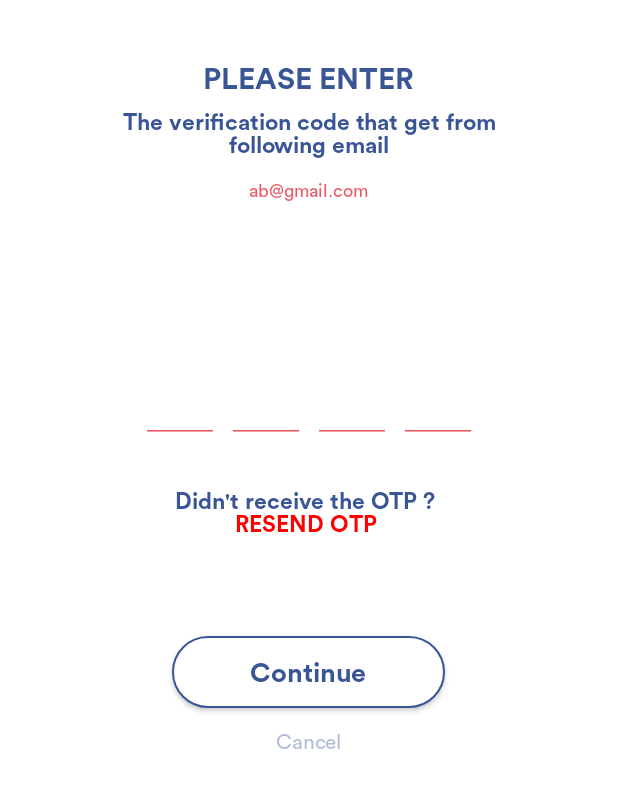
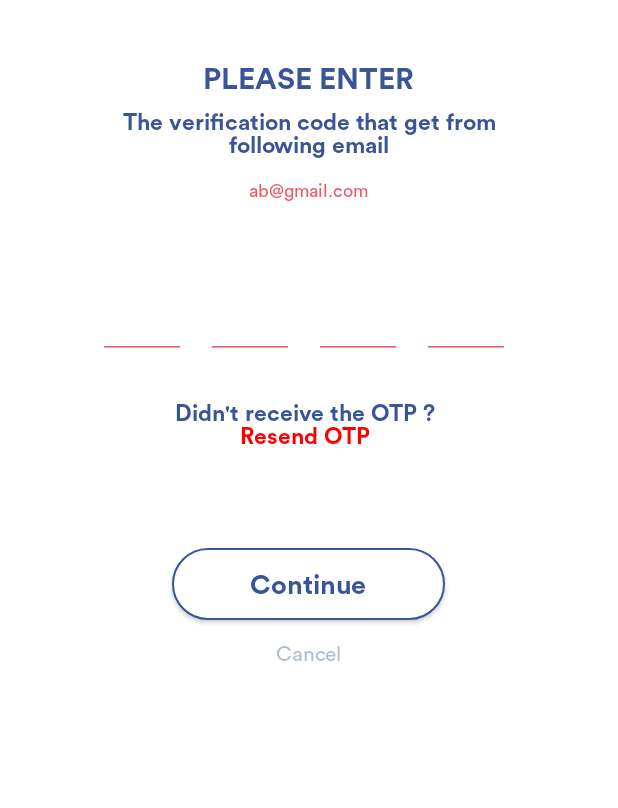
Before and after one commit to ParvinderMaan/TeleMedDoctorApplication, an Android app: the fragment OneTimePasswordFragment placed in its activity, on a phone screen of 412 x 824 dp, the part 208-1016 px from its top. Run offline under Robolectric (Android 15) with nearby library versions, the phone set to English and light mode, and no system bars; our stand-ins replace sdp/ssp sizes.

```diff
--- a/app/src/main/java/com/telemed/doctor/filepicker/FilePickerActivity.java
+++ b/app/src/main/java/com/telemed/doctor/filepicker/FilePickerActivity.java
@@ -122,11 +122,7 @@ public class FilePickerActivity extends BaseActivity {
             }
         });
 
-
-
         mProgressBar = (ProgressBar) findViewById(R.id.pb_file_pick);
-
-
 
 
     }
--- a/app/src/main/java/com/telemed/doctor/password/OneTimePasswordFragment.java
+++ b/app/src/main/java/com/telemed/doctor/password/OneTimePasswordFragment.java
@@ -61,34 +61,34 @@ public class OneTimePasswordFragment extends BaseFragment {
     @Override
     public void onViewCreated(@NonNull View v, @Nullable Bundle savedInstanceState) {
         super.onViewCreated(v, savedInstanceState);
+        initView(v);
+        initListener();
+
+
+    }
+
+    private void initView(View v) {
         edtOtpOne = v.findViewById(R.id.edt_otp_one);
         edtOtpTwo = v.findViewById(R.id.edt_otp_two);
         edtOtpThree = v.findViewById(R.id.edt_otp_three);
         edtOtpFour = v.findViewById(R.id.edt_otp_four);
-
         btnContinue=v.findViewById(R.id.btn_continue);
 
+    }
+
+    private void initListener() {
         btnContinue.setOnClickListener(new View.OnClickListener() {
             @Override
             public void onClick(View v) {
 
                 if(mFragmentListener!=null)
-                  mFragmentListener.showFragment("SignUpIIFragment",null);
+                    mFragmentListener.showFragment("SignUpIIFragment",null);
 
             }
         });
 
 
-        edtOtpFour.setOnEditorActionListener(
-                new EditText.OnEditorActionListener() {
-                    @Override
-                    public boolean onEditorAction(TextView v, int actionId, KeyEvent event) {
-                        if (actionId == EditorInfo.IME_ACTION_GO){
-                            attemptVerfication();
-                        }
-                        return false;
-                    }
-                });
+
 
         edtOtpOne.addTextChangedListener(new TextWatcher() {
 
@@ -135,6 +135,7 @@ public class OneTimePasswordFragment extends BaseFragment {
                 if(s.length()==0) edtOtpTwo.requestFocus();
             }
         });
+
         edtOtpFour.addTextChangedListener(new TextWatcher() {
 
             @Override
@@ -148,8 +149,21 @@ public class OneTimePasswordFragment extends BaseFragment {
                 if(s.length()==0) edtOtpThree.requestFocus();
             }
         });
+
+        edtOtpFour.setOnEditorActionListener(
+                new EditText.OnEditorActionListener() {
+                    @Override
+                    public boolean onEditorAction(TextView v, int actionId, KeyEvent event) {
+                        if (actionId == EditorInfo.IME_ACTION_GO){
+                            attemptVerfication();
+                        }
+                        return false;
+                    }
+                });
+
+
+
     }
-
 
 
     private void attemptVerfication() {
--- a/app/src/main/res/layout/fragment_one_time_password.xml
+++ b/app/src/main/res/layout/fragment_one_time_password.xml
@@ -57,7 +57,7 @@
                 android:layout_height="wrap_content"
                 android:layout_gravity="center"
                 android:layout_marginTop="@dimen/_30sdp"
-                android:text="PLEASE ENTER"
+                android:text="@string/title_please_enter"
                 android:textAlignment="center"
                 android:textColor="@color/colorBlue"
                 android:textSize="20sp"
@@ -68,111 +68,141 @@
                 android:layout_width="wrap_content"
                 android:layout_height="wrap_content"
                 android:layout_gravity="center"
+                android:layout_marginStart="@dimen/_50sdp"
+                android:layout_marginTop="@dimen/_5sdp"
+                android:layout_marginEnd="@dimen/_50sdp"
                 android:lines="2"
-                android:layout_marginStart="@dimen/_50sdp"
-                android:layout_marginEnd="@dimen/_50sdp"
-                android:layout_marginTop="@dimen/_5sdp"
-                android:text="The verification code that get from following email"
+                android:text="@string/title_verification_code"
                 android:textAlignment="center"
                 android:textColor="@color/colorBlue"
                 android:textSize="@dimen/_12sdp"
                 android:textStyle="bold" />
+
             <androidx.appcompat.widget.AppCompatTextView
                 android:id="@+id/tv___"
-                android:layout_marginTop="@dimen/_10sdp"
                 android:layout_width="wrap_content"
                 android:layout_height="wrap_content"
                 android:layout_gravity="center"
+                android:layout_marginStart="@dimen/_50sdp"
+                android:layout_marginTop="@dimen/_10sdp"
+                android:layout_marginEnd="@dimen/_50sdp"
                 android:lines="1"
-                android:layout_marginStart="@dimen/_50sdp"
-                android:layout_marginEnd="@dimen/_50sdp"
                 android:text="ab@gmail.com"
                 android:textAlignment="center"
                 android:textColor="@color/colorRed"
                 android:textSize="12sp"
                 android:textStyle="normal" />
+
             <Space
                 android:id="@+id/space_empty"
                 android:layout_width="match_parent"
                 android:layout_height="@dimen/_30sdp" />
 
             <LinearLayout
-                android:orientation="horizontal"
+                android:id="@+id/ll_otp"
+                android:layout_width="match_parent"
+                android:layout_height="wrap_content"
                 android:gravity="center"
-                android:layout_marginTop="@dimen/_20sdp"
-                android:layout_width="match_parent"
-                android:layout_height="wrap_content">
-                <androidx.appcompat.widget.AppCompatEditText
-                    android:id="@+id/edt_otp_one"
-                    android:layout_width="wrap_content"
-                    android:layout_height="wrap_content"
-                    android:imeOptions="actionDone"
-                    android:inputType="textPassword"
-                    android:longClickable="false"
-                    android:maxLines="1"
-                    android:maxLength="1"
-                    android:padding="@dimen/_20sdp"
-                    android:text=""
-                    android:layout_margin="@dimen/_2sdp"
+                android:orientation="horizontal">
 
-                    android:textSize="34sp"
-                    android:textColor="@color/colorRed"
-                    android:textColorHint="@color/colorLightBlue"
-                    app:backgroundTint="@color/colorRed"
-                    />
-                <androidx.appcompat.widget.AppCompatEditText
-                    android:id="@+id/edt_otp_two"
-                    android:layout_width="wrap_content"
-                    android:layout_height="wrap_content"
-                    android:imeOptions="actionDone"
-                    android:inputType="textPassword"
-                    android:longClickable="false"
-                    android:maxLines="1"
-                    android:layout_margin="@dimen/_2sdp"
+                <LinearLayout
+                    android:id="@+id/ll_otp_one"
+                    android:layout_width="@dimen/_50sdp"
+                    android:layout_height="@dimen/_50sdp"
+                    android:gravity="center">
 
-                    android:maxLength="1"
-                    android:padding="@dimen/_20sdp"
-                    android:text=""
-                    android:textSize="34sp"
+                    <androidx.appcompat.widget.AppCompatEditText
+                        android:id="@+id/edt_otp_one"
+                        android:layout_width="match_parent"
+                        android:layout_height="match_parent"
+                        android:layout_marginEnd="@dimen/_5sdp"
+                        android:imeOptions="actionNext"
+                        android:inputType="numberPassword"
+                        android:maxLength="1"
+                        android:text=""
+                        android:textAlignment="center"
+                        android:textColor="@color/colorRed"
+                        android:textStyle="bold"
+                        app:backgroundTint="@color/colorRed" />
+                </LinearLayout>
 
-                    android:textColor="@color/colorRed"
-                    android:textColorHint="@color/colorLightBlue"
-                    app:backgroundTint="@color/colorRed"
-                    />
-                <androidx.appcompat.widget.AppCompatEditText
-                    android:id="@+id/edt_otp_three"
-                    android:layout_width="wrap_content"
-                    android:layout_height="wrap_content"
-                    android:imeOptions="actionDone"
-                    android:inputType="textPassword"
-                    android:longClickable="false"
-                    android:maxLines="1"
-                    android:textSize="34sp"
-                    android:layout_margin="@dimen/_2sdp"
+                <Space
+                    android:layout_width="@dimen/_5sdp"
+                    android:layout_height="match_parent" />
 
-                    android:maxLength="1"
-                    android:padding="@dimen/_20sdp"
-                    android:text=""
-                    app:backgroundTint="@color/colorRed"
-                    android:textColor="@color/colorRed"
-                    android:textColorHint="@color/colorLightBlue" />
+                <LinearLayout
+                    android:id="@+id/ll_otp_two"
+                    android:layout_width="@dimen/_50sdp"
+                    android:layout_height="@dimen/_50sdp"
+                    android:gravity="center">
 
-                <androidx.appcompat.widget.AppCompatEditText
-                    android:id="@+id/edt_otp_four"
-                    android:layout_width="wrap_content"
-                    android:layout_height="wrap_content"
-                    android:imeOptions="actionDone"
-                    android:inputType="textPassword"
-                    android:longClickable="false"
-                    android:maxLines="1"
-                    android:maxLength="1"
-                    android:text=""
-                    android:textSize="34sp"
-                    android:layout_margin="@dimen/_2sdp"
-                    android:padding="@dimen/_20sdp"
-                    android:textColor="@color/colorRed"
-                    android:textColorHint="@color/colorLightBlue"
-                    app:backgroundTint="@color/colorRed" />
+                    <EditText
+                        android:id="@+id/edt_otp_two"
+                        android:layout_width="match_parent"
+                        android:layout_height="match_parent"
+                        android:layout_marginEnd="@dimen/_5sdp"
+                        android:imeOptions="actionNext"
+                        android:inputType="numberPassword"
+                        android:maxLength="1"
+                        android:text=""
+
+                        android:textAlignment="center"
+                        android:textColor="@color/colorRed"
+                        android:textStyle="bold"
+                        app:backgroundTint="@color/colorRed" />
+                </LinearLayout>
+
+                <Space
+                    android:layout_width="@dimen/_5sdp"
+                    android:layout_height="match_parent" />
+
+                <LinearLayout
+                    android:id="@+id/ll_otp_three"
+                    android:layout_width="@dimen/_50sdp"
+                    android:layout_height="@dimen/_50sdp"
+                    android:gravity="center">
+
+                    <EditText
+                        android:id="@+id/edt_otp_three"
+                        android:layout_width="match_parent"
+                        android:layout_height="match_parent"
+                        android:layout_marginEnd="@dimen/_5sdp"
+                        android:imeOptions="actionNext"
+                        android:inputType="numberPassword"
+                        android:maxLength="1"
+                        android:text=""
+                        android:textAlignment="center"
+                        android:textColor="@color/colorRed"
+
+                        android:textStyle="bold"
+                        app:backgroundTint="@color/colorRed" />
+                </LinearLayout>
+
+                <Space
+                    android:layout_width="@dimen/_5sdp"
+                    android:layout_height="match_parent" />
+
+                <LinearLayout
+                    android:id="@+id/ll_otp_four"
+                    android:layout_width="@dimen/_50sdp"
+                    android:layout_height="@dimen/_50sdp"
+                    android:gravity="center">
+
+                    <EditText
+                        android:id="@+id/edt_otp_four"
+                        android:layout_width="match_parent"
+                        android:layout_height="match_parent"
+                        android:layout_marginEnd="@dimen/_5sdp"
+                        android:imeOptions="actionGo"
+                        android:inputType="numberPassword"
+                        android:maxLength="1"
+                        android:text=""
+                        android:textAlignment="center"
+                        android:textColor="@color/colorRed"
+                        android:textStyle="bold"
+                        app:backgroundTint="@color/colorRed" />
+                </LinearLayout>
+
             </LinearLayout>
 
             <androidx.appcompat.widget.AppCompatTextView
@@ -180,8 +210,8 @@
                 android:layout_height="wrap_content"
                 android:layout_gravity="center"
                 android:layout_marginStart="@dimen/_50sdp"
+                android:layout_marginTop="@dimen/_20sdp"
                 android:layout_marginEnd="@dimen/_50sdp"
-                android:layout_marginTop="@dimen/_20sdp"
                 android:text="@string/title_resend_otp"
                 android:textAlignment="center"
                 android:textColor="@color/colorBlue"
@@ -209,7 +239,6 @@
                 android:id="@+id/tv_cancel"
                 android:layout_width="wrap_content"
                 android:layout_height="wrap_content"
-
                 android:layout_gravity="center"
                 android:layout_marginBottom="@dimen/_20sdp"
                 android:longClickable="false"
--- a/app/src/main/res/mipmap-anydpi-v26/ic_launcher.xml
+++ /dev/null
@@ -1,5 +0,0 @@
-<?xml version="1.0" encoding="utf-8"?>
-<adaptive-icon xmlns:android="http://schemas.android.com/apk/res/android">
-    <background android:drawable="@drawable/ic_launcher_background" />
-    <foreground android:drawable="@drawable/ic_launcher_foreground" />
-</adaptive-icon>
--- a/app/src/main/res/mipmap-anydpi-v26/ic_launcher_round.xml
+++ /dev/null
@@ -1,5 +0,0 @@
-<?xml version="1.0" encoding="utf-8"?>
-<adaptive-icon xmlns:android="http://schemas.android.com/apk/res/android">
-    <background android:drawable="@drawable/ic_launcher_background" />
-    <foreground android:drawable="@drawable/ic_launcher_foreground" />
-</adaptive-icon>
--- a/app/src/main/res/values/strings.xml
+++ b/app/src/main/res/values/strings.xml
@@ -31,6 +31,26 @@
 
 
     <!--    SignUpIIIFragment-->
+    <string name="title_additional_info">Additional info</string>
+    <string name="title_medical_degree">Medical Degree</string>
+    <string name="title_where">Where</string>
+    <string name="title_other_degrees">Other Degrees</string>
+    <string name="title_dea">DEA#</string>
+    <string name="title_npi">NPI No</string>
+
+    <!--    SignUpIVFragment-->
+    <string name="title_bank_info">Bank info  ( PayPal )</string>
+    <string name="title_routing_no">Routing Number</string>
+    <string name="title_account_no">Account Number</string>
+    <string name="title_post_code">Post Code</string>
+
+    <!--    SignUpVFragment-->
+    <string name="title_attached_document">Attached document</string>
+    <string name="hint_click_to_add">Click to add (doc/pdf)</string>
+
+
+
+
 
 
 
@@ -49,7 +69,10 @@
 
 
     <!--    OneTimePassword-->
-    <string name="title_resend_otp">Didn\'t receive the OTP ? \n<font color='red'><b>RESEND OTP</b> </font></string>
+    <string name="title_resend_otp">Didn\'t receive the OTP ? \n<font color='red'><b>Resend OTP</b> </font></string>
+    <string name="title_please_enter">PLEASE ENTER</string>
+    <string name="title_verification_code">The verification code that get from following email</string>
+
 
 
     <!--    SignInFragment-->
```
Also changed, not shown: app/src/main/AndroidManifest.xml (+3 -4 lines), app/src/main/res/layout/fragment_sign_up_iv.xml (+19 -29 lines), app/src/main/res/layout/fragment_sign_up_three.xml (+47 -51 lines), app/src/main/res/layout/fragment_sign_up_v.xml (+14 -14 lines), app/src/main/res/mipmap-hdpi/ic_launcher.png, app/src/main/res/mipmap-hdpi/ic_launcher_round.png, app/src/main/res/mipmap-mdpi/ic_launcher.png, app/src/main/res/mipmap-mdpi/ic_launcher_round.png, app/src/main/res/mipmap-xhdpi/ic_launcher.png, app/src/main/res/mipmap-xhdpi/ic_launcher_round.png, app/src/main/res/mipmap-xxhdpi/ic_launcher.png, app/src/main/res/mipmap-xxhdpi/ic_launcher_round.png, app/src/main/res/mipmap-xxxhdpi/ic_launcher.png, app/src/main/res/mipmap-xxxhdpi/ic_launcher_round.png.
